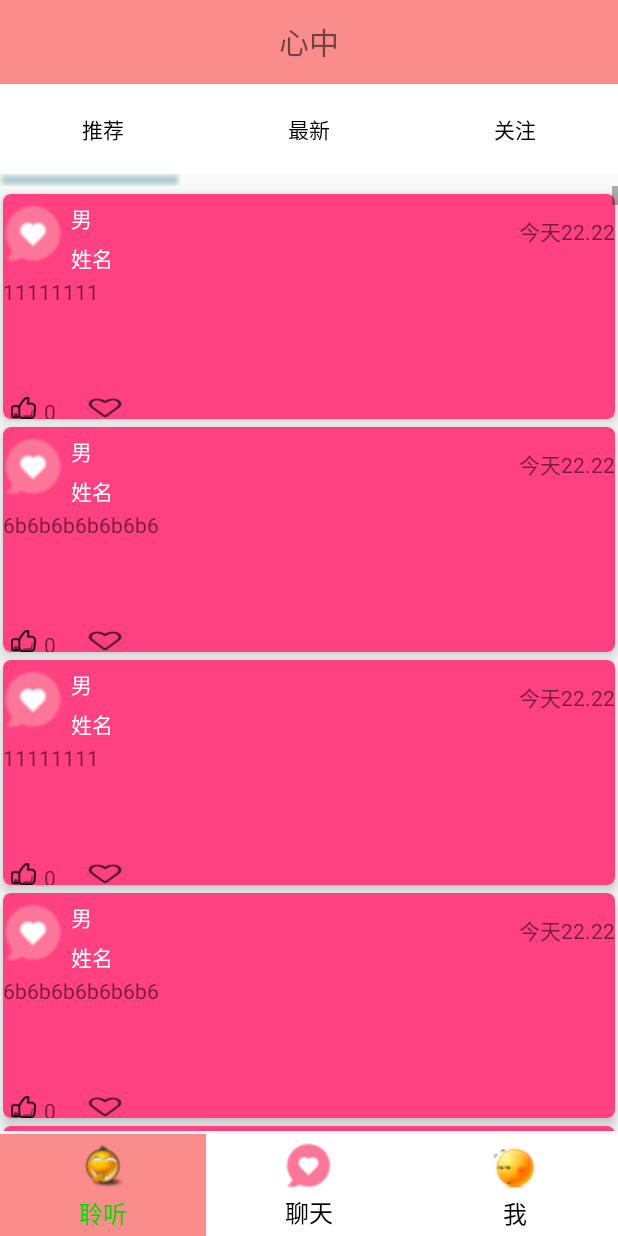
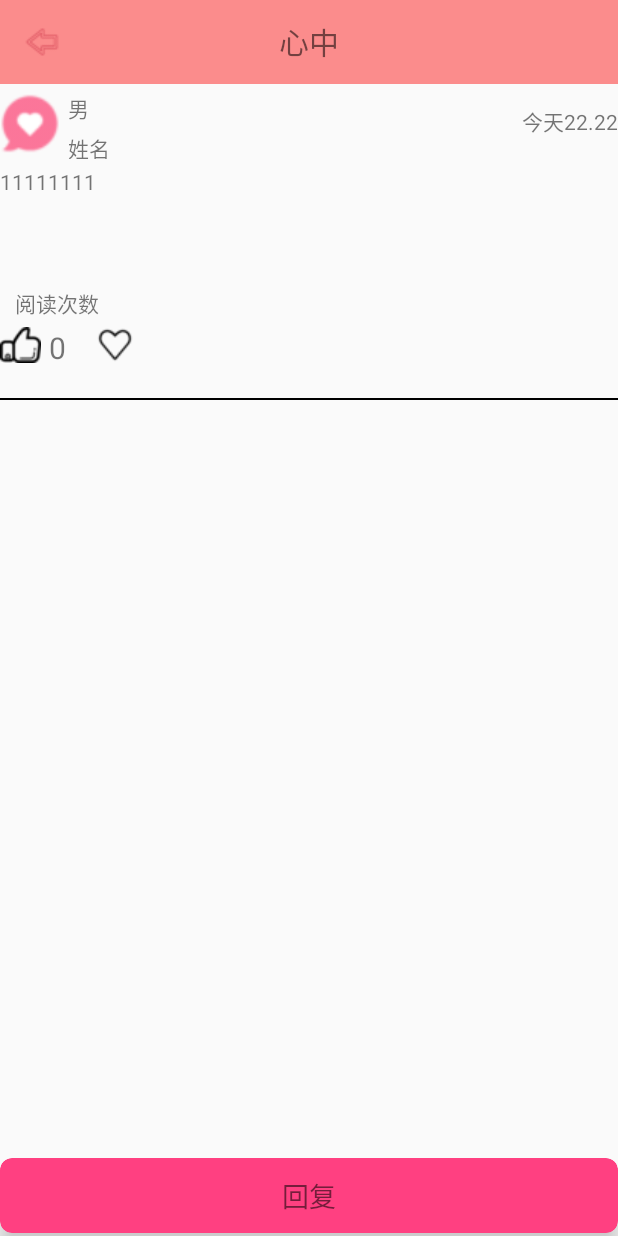
Before and after one commit to chenxuanhe77/Heart, an Android app: the screen it shows after launch (MainActivity before the commit, CardViewActivity after it), after a tap on an icon or button, on a phone screen of 412 x 824 dp. Run offline under Robolectric (Android 15) with nearby library versions, the phone set to English and light mode, and no system bars; our stand-ins replace CircleImageView.

Commit message:
cardview能点开获取相应消息，优化回复功能中

```diff
--- a/app/src/main/AndroidManifest.xml
+++ b/app/src/main/AndroidManifest.xml
@@ -22,6 +22,7 @@
         <activity android:name=".MyView.XiangGuanActivity"/>
         <activity android:name=".MyView.GuanLiActivity"/>
         <activity android:name=".MyView.SettingActivity"/>
+        <activity android:name=".CardViewActivity"/>
 
     </application>
 
--- a/app/src/main/java/com/example/chenxuanhe/heart/Adapter/RecyclerViewAdapter.java
+++ b/app/src/main/java/com/example/chenxuanhe/heart/Adapter/RecyclerViewAdapter.java
@@ -1,6 +1,7 @@
 package com.example.chenxuanhe.heart.Adapter;
 
 import android.content.Context;
+import android.content.Intent;
 import android.support.v7.widget.CardView;
 import android.support.v7.widget.RecyclerView;
 import android.view.LayoutInflater;
@@ -10,6 +11,7 @@ import android.widget.ImageView;
 import android.widget.TextView;
 import android.widget.Toast;
 
+import com.example.chenxuanhe.heart.CardViewActivity;
 import com.example.chenxuanhe.heart.R;
 import com.example.chenxuanhe.heart.Util.Gongju;
 
@@ -65,7 +67,7 @@ public class RecyclerViewAdapter extends RecyclerView.Adapter<RecyclerViewAdapte
 
         //点击关注，触发事件操作
         //利用flag 直接判断，不再需要累加奇偶计算
-        holder.attention.setOnClickListener(new View.OnClickListener() {
+       /* holder.attention.setOnClickListener(new View.OnClickListener() {
 
             @Override
             public void onClick(View view) {
@@ -81,7 +83,7 @@ public class RecyclerViewAdapter extends RecyclerView.Adapter<RecyclerViewAdapte
                     flag = true;
                 }
             }
-        });
+        });*/
 
         //点击点赞，触发事件操作
         holder.goodjob.setOnClickListener(new View.OnClickListener() {
@@ -99,6 +101,10 @@ public class RecyclerViewAdapter extends RecyclerView.Adapter<RecyclerViewAdapte
         holder.cardView.setOnClickListener(new View.OnClickListener() {
             @Override
             public void onClick(View view) {
+                Intent intent = new Intent();
+                intent.setClass(mContext, CardViewActivity.class);
+                intent.putExtra("msg",st);
+                mContext.startActivity(intent);
                 Toast.makeText(mContext, "这是第" + (finalPosition + 1) + "个cardviw,信息是" + st, Toast.LENGTH_SHORT).show();
             }
         });
@@ -128,6 +134,23 @@ public class RecyclerViewAdapter extends RecyclerView.Adapter<RecyclerViewAdapte
             goodjob = (ImageView) v.findViewById(R.id.card_goodjob);    //点赞image
             goodjob_number = (TextView) v.findViewById(R.id.goodjob_number);//点赞数字text
             cardView = (CardView) v.findViewById(R.id.card_view);
+
+            attention.setOnClickListener(new View.OnClickListener() {
+                @Override
+                public void onClick(View view) {
+                    if(flag){
+                        Toast.makeText(mContext, "取消关注~变心了~", Toast.LENGTH_SHORT).show();
+                        attention.setImageResource(R.drawable.disattention);
+                        attention.invalidate();
+                        flag = false;
+                    }else {
+                        Toast.makeText(mContext, "关注了呦！尽在关注中", Toast.LENGTH_SHORT).show();
+                        attention.setImageResource(R.drawable.attention);
+                        attention.invalidate();
+                        flag = true;
+                    }
+                }
+            });
         }
 
     }
--- a/app/src/main/java/com/example/chenxuanhe/heart/CardViewActivity.java
+++ b/app/src/main/java/com/example/chenxuanhe/heart/CardViewActivity.java
@@ -1,19 +1,121 @@
 package com.example.chenxuanhe.heart;
 
+import android.content.Context;
+import android.content.Intent;
 import android.os.Bundle;
 import android.support.v7.app.AppCompatActivity;
+import android.support.v7.widget.CardView;
+import android.support.v7.widget.Toolbar;
+import android.view.View;
+import android.view.inputmethod.InputMethodManager;
+import android.widget.EditText;
+import android.widget.ImageView;
+import android.widget.TextView;
+import android.widget.Toast;
 
 /**
  * Created by ChenXuanHe on 2016/12/7.
  */
 
-public class CardViewActivity  extends AppCompatActivity {
+public class CardViewActivity extends AppCompatActivity {
+
+    private Toolbar toolbar;
+    private TextView center_title;
+    private String message;
+    private TextView card_msg;
+    private ImageView card_attention;
+    private ImageView card_goodjob;
+    private TextView card_goodjob_number;
+    private EditText edit_card;
+    private CardView card_reply;
+
 
     @Override
     protected void onCreate(Bundle savedInstanceState) {
         super.onCreate(savedInstanceState);
         setContentView(R.layout.activity_card_view);
+        init();
+        setTitle();
+    }
+
+    public void init() {
+        card_msg = (TextView) findViewById(R.id.at_card_msg);
+        card_attention = (ImageView) findViewById(R.id.at_card_attention);
+        card_goodjob = (ImageView) findViewById(R.id.at_card_goodjob);
+        card_goodjob_number = (TextView) findViewById(R.id.at_goodjob_number);
+        edit_card = (EditText) findViewById(R.id.at_card_edit);
+        edit_card.setVisibility(View.GONE);
+        card_reply = (CardView) findViewById(R.id.at_card_reply);
+
+        Intent intent = getIntent();
+        message = intent.getStringExtra("msg");
+
+        card_msg.setText(message);
+
+        card_attention.setOnClickListener(new View.OnClickListener() {
+            @Override
+            public void onClick(View view) {
+                card_attention.setImageResource(R.drawable.attention);
+                Toast.makeText(CardViewActivity.this, "这里无法取消关注呦，请在关注中取消~", Toast.LENGTH_SHORT).show();
+            }
+        });
+        card_goodjob.setOnClickListener(new View.OnClickListener() {
+            @Override
+            public void onClick(View view) {
+                card_goodjob_number.setText("" + 1);
+            }
+        });
+
+        card_reply.setOnClickListener(new View.OnClickListener() {
+            @Override
+            public void onClick(View view) {
+                edit_card.setVisibility(View.VISIBLE);
+                edit_card.setFocusable(true);
+                edit_card.setFocusableInTouchMode(true);
+                edit_card.requestFocus();
+                edit_card.requestFocusFromTouch();//对应的View支持Focus，不支持在Touch模式下的Focus中也行获取焦点
+                InputMethodManager imm = (InputMethodManager) getSystemService(Context.INPUT_METHOD_SERVICE);
+                imm.showSoftInput(edit_card, 0);
+            }
+        });
+
+        edit_card.setOnFocusChangeListener(new View.OnFocusChangeListener() {
+            @Override
+            public void onFocusChange(View view, boolean b) {
+                Toast.makeText(CardViewActivity.this, "ddddddddd", Toast.LENGTH_SHORT).show();
+                if(edit_card.hasFocus()){
+                    return  ;
+                }else {
+                    Toast.makeText(CardViewActivity.this, "ddddddddd", Toast.LENGTH_SHORT).show();
+                    edit_card.setVisibility(View.INVISIBLE);
+                    edit_card.setFocusable(false);
+                    edit_card.setFocusableInTouchMode(false);
+                    InputMethodManager imm = (InputMethodManager) getSystemService(Context.INPUT_METHOD_SERVICE);
+                    imm.toggleSoftInput(0,InputMethodManager.HIDE_NOT_ALWAYS);
+                }
+            }
+        });
+
     }
 
 
+
+
+
+    public void setTitle() {
+        toolbar = (Toolbar) findViewById(R.id.Tool_bar_my_dengji);
+        center_title = (TextView) findViewById(R.id.centertitle_dengji);
+        toolbar.setNavigationIcon(R.drawable.backoff);
+        setSupportActionBar(toolbar);
+        setTitle("");
+        center_title.setText("心中");
+
+        toolbar.setNavigationOnClickListener(new View.OnClickListener() {
+            @Override
+            public void onClick(View v) {
+                CardViewActivity.this.finish();
+            }
+        });
+    }
+
 }
--- a/app/src/main/java/com/example/chenxuanhe/heart/FragmentActivity1.java
+++ b/app/src/main/java/com/example/chenxuanhe/heart/FragmentActivity1.java
@@ -80,9 +80,9 @@ public class FragmentActivity1  extends android.support.v4.app.Fragment implemen
         one = pianyiliang * 2 + bmpWidth;
         two = one * 2;
 
-        listViews = new ArrayList<View>();
+        listViews = new ArrayList<>();
 
-        fragments = new ArrayList<Fragment>();//把三个fragment加进viewpager加载
+        fragments = new ArrayList<>();//把三个fragment加进viewpager加载
         fragments.add(new Page1());
         fragments.add(new Page2());
         fragments.add(new Page3());
--- a/app/src/main/res/layout/activity_card_view.xml
+++ b/app/src/main/res/layout/activity_card_view.xml
@@ -3,6 +3,25 @@
     android:layout_width="match_parent"
     android:layout_height="match_parent"
     android:orientation="vertical">
+
+    <android.support.v7.widget.Toolbar
+        android:id="@+id/Tool_bar_my_dengji"
+        android:layout_width="match_parent"
+        android:layout_height="wrap_content"
+        android:background="#FB8C8C"
+        android:minHeight="?attr/actionBarSize"
+        android:layout_alignParentTop="true"
+        android:layout_alignParentStart="true">
+
+        <TextView
+            android:id="@+id/centertitle_dengji"
+            android:layout_width="wrap_content"
+            android:layout_height="wrap_content"
+            android:layout_centerInParent="true"
+            android:layout_gravity="center"
+            android:text="11111"
+            android:textSize="20dp" />
+    </android.support.v7.widget.Toolbar>
 
 
     <LinearLayout
@@ -29,7 +48,7 @@
                 android:paddingLeft="5dp"
                 android:paddingTop="5dp"
                 android:text="男"
-                android:textSize="20dp" />
+                 />
 
             <TextView
                 android:id="@+id/txt_cardname"
@@ -60,7 +79,7 @@
 
 
         <TextView
-            android:id="@+id/txt_cardmessage"
+            android:id="@+id/at_card_msg"
             android:layout_width="match_parent"
             android:layout_height="wrap_content"
             android:text="dsdddddddddddddddd" />
@@ -81,13 +100,13 @@
         android:layout_height="wrap_content">
 
         <ImageView
-            android:id="@+id/card_goodjob"
+            android:id="@+id/at_card_goodjob"
             android:layout_width="wrap_content"
             android:layout_height="wrap_content"
             android:src="@drawable/goodjob" />
 
         <TextView
-            android:id="@+id/goodjob_number"
+            android:id="@+id/at_goodjob_number"
             android:layout_width="wrap_content"
             android:layout_height="wrap_content"
             android:layout_marginLeft="5dp"
@@ -95,7 +114,7 @@
             android:textSize="20dp" />
 
         <ImageView
-            android:id="@+id/card_attention"
+            android:id="@+id/at_card_attention"
             android:layout_width="wrap_content"
             android:layout_height="wrap_content"
             android:layout_marginLeft="20dp"
@@ -110,6 +129,11 @@
         android:layout_marginTop="20dp"
         android:background="#000000" />
 
+    <EditText
+        android:id="@+id/at_card_edit"
+        android:layout_width="match_parent"
+        android:layout_height="50dp" />
+
     <RelativeLayout
         android:layout_width="match_parent"
         android:layout_height="match_parent"
@@ -117,7 +141,7 @@
 
         <android.support.v7.widget.CardView xmlns:android="http://schemas.android.com/apk/res/android"
             xmlns:app="http://schemas.android.com/apk/res-auto"
-            android:id="@+id/card_view"
+            android:id="@+id/at_card_reply"
             android:layout_width="match_parent"
             android:layout_height="50dp"
             android:layout_alignParentBottom="true"
```
